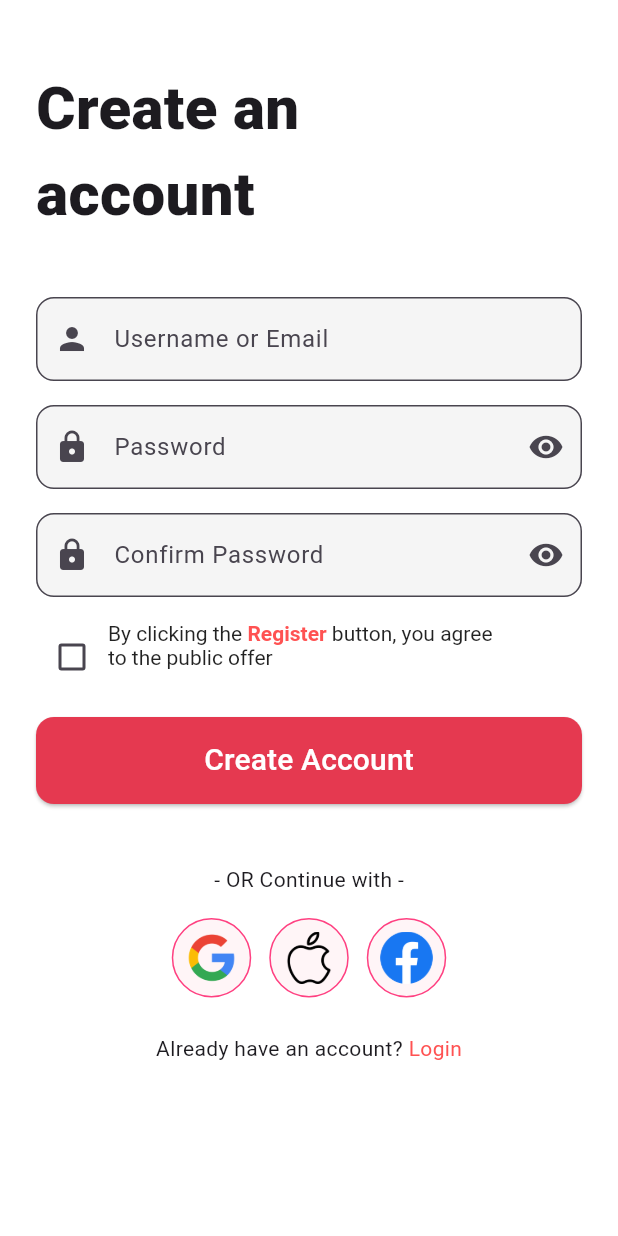
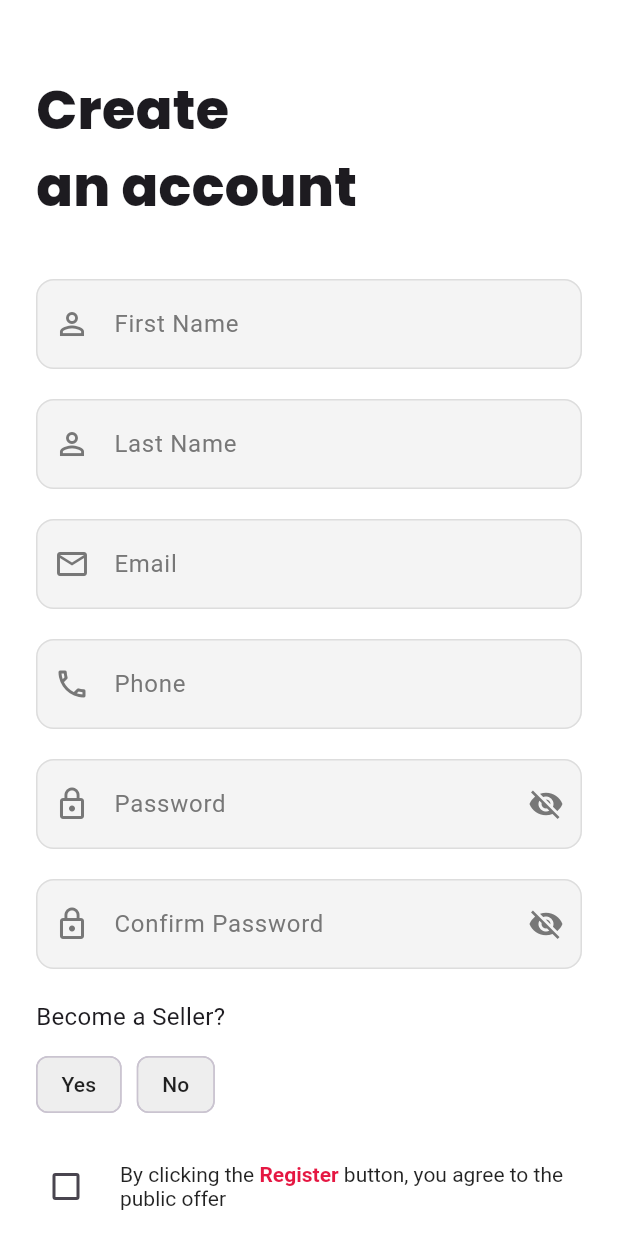
Before and after one commit to raniakolshy/KOLSHY_APP_RANIA, a Flutter app: the RegisterScreen screen opened directly, on a phone screen of 412 x 824 dp. Run offline on Flutter 3.47's test engine with Material 3 defaults, Android fonts, the phone set to English and light mode, and no system bars; our stand-ins replace google_fonts.

Commit message:
kamalt routing

```diff
--- a/lib/main.dart
+++ b/lib/main.dart
@@ -37,7 +37,7 @@ class MyApp extends StatelessWidget {
       title: 'Kolshy App',
       debugShowCheckedModeBanner: false,
       theme: AppTheme.lightTheme,
-      home: const LanguageScreen(),
+      home: const RegisterScreen(),
     );
   }
 }
--- a/lib/presentation/auth/register/register_screen.dart
+++ b/lib/presentation/auth/register/register_screen.dart
@@ -1,6 +1,13 @@
 import 'package:flutter/material.dart';
+import 'package:google_fonts/google_fonts.dart';
+
 import 'package:kolshy_app/presentation/shared/home/home_screen.dart';
 import '../login/login_screen.dart';
+
+const Color primaryPink = Color(0xFFE51742);
+const Color inputFill = Color(0xFFF4F4F4);
+const Color lightBorder = Color(0xFFDDDDDD);
+const Color greyText = Color(0xFF777777);
 
 class RegisterScreen extends StatefulWidget {
   const RegisterScreen({super.key});
@@ -10,13 +17,47 @@ class RegisterScreen extends StatefulWidget {
 }
 
 class _RegisterScreenState extends State<RegisterScreen> {
+  final _firstNameController = TextEditingController();
+  final _lastNameController = TextEditingController();
+  final _emailController = TextEditingController();
+  final _phoneController = TextEditingController();
+  final _passwordController = TextEditingController();
+  final _confirmPasswordController = TextEditingController();
+
   bool _isChecked = false;
+  bool _newsletter = false;
+  bool _remoteAssist = false;
   bool _obscurePassword = true;
-  bool _obscureConfirmPassword = true;
+  bool _obscureConfirm = true;
+  String _sellerChoice = '';
 
-  final TextEditingController _usernameController = TextEditingController();
-  final TextEditingController _passwordController = TextEditingController();
-  final TextEditingController _confirmPasswordController = TextEditingController();
+  void _showMessage(String msg, {bool isError = true}) {
+    ScaffoldMessenger.of(context).showSnackBar(
+      SnackBar(
+        content: Text(msg),
+        backgroundColor: isError ? Colors.red : Colors.green,
+      ),
+    );
+  }
+
+  void _onRegister() {
+    if (!_isChecked) {
+      _showMessage('You must accept the public offer');
+      return;
+    }
+
+    if (_passwordController.text != _confirmPasswordController.text) {
+      _showMessage('Passwords do not match');
+      return;
+    }
+
+    _showMessage('Account created successfully!', isError: false);
+
+    Navigator.pushReplacement(
+      context,
+      MaterialPageRoute(builder: (_) => const HomeScreen()),
+    );
+  }
 
   @override
   Widget build(BuildContext context) {
@@ -24,185 +65,180 @@ class _RegisterScreenState extends State<RegisterScreen> {
       backgroundColor: Colors.white,
       body: SafeArea(
         child: SingleChildScrollView(
-          padding: const EdgeInsets.all(24),
+          padding: const EdgeInsets.symmetric(horizontal: 24, vertical: 32),
           child: Column(
             crossAxisAlignment: CrossAxisAlignment.start,
             children: [
+              const SizedBox(height: 16),
+              Text('Create\nan account',
+                  style: GoogleFonts.poppins(
+                    fontSize: 36,
+                    fontWeight: FontWeight.w800,
+                  )),
+              const SizedBox(height: 36),
+
+              _CustomInput(
+                controller: _firstNameController,
+                hintText: 'First Name',
+                icon: Icons.person_outline,
+              ),
               const SizedBox(height: 20),
-              const Text(
-                'Create an\naccount',
-                style: TextStyle(
-                  fontSize: 40,
-                  fontWeight: FontWeight.w900,
-                ),
+
+              _CustomInput(
+                controller: _lastNameController,
+                hintText: 'Last Name',
+                icon: Icons.person_outline,
               ),
-              const SizedBox(height: 40),
+              const SizedBox(height: 20),
 
-              // Username or Email Field
-              TextField(
-                controller: _usernameController,
-                decoration: InputDecoration(
-                  hintText: 'Username or Email',
-                  prefixIcon: const Icon(Icons.person),
-                  filled: true,
-                  fillColor: Colors.grey[100],
-                  border: OutlineInputBorder(
-                    borderRadius: BorderRadius.circular(12),
-                    borderSide: const BorderSide(color: Colors.grey, width: 0.1),
-                  ),
-                ),
+              _CustomInput(
+                controller: _emailController,
+                hintText: 'Email',
+                icon: Icons.email_outlined,
+                keyboardType: TextInputType.emailAddress,
               ),
-              const SizedBox(height: 16),
+              const SizedBox(height: 20),
 
-              // Password Field
-              TextField(
+              _CustomInput(
+                controller: _phoneController,
+                hintText: 'Phone',
+                icon: Icons.phone_outlined,
+                keyboardType: TextInputType.phone,
+              ),
+              const SizedBox(height: 20),
+
+              _CustomInput(
                 controller: _passwordController,
+                hintText: 'Password',
+                icon: Icons.lock_outline,
+                isPassword: true,
                 obscureText: _obscurePassword,
-                decoration: InputDecoration(
-                  hintText: 'Password',
-                  prefixIcon: const Icon(Icons.lock),
-                  suffixIcon: IconButton(
-                    icon: Icon(_obscurePassword ? Icons.visibility : Icons.visibility_off),
-                    onPressed: () {
-                      setState(() {
-                        _obscurePassword = !_obscurePassword;
-                      });
-                    },
-                  ),
-                  filled: true,
-                  fillColor: Colors.grey[100],
-                  border: OutlineInputBorder(
-                    borderRadius: BorderRadius.circular(12),
-                    borderSide: const BorderSide(color: Colors.grey, width: 0.1),
-                  ),
-                ),
+                toggleVisibility: () {
+                  setState(() => _obscurePassword = !_obscurePassword);
+                },
               ),
-              const SizedBox(height: 16),
+              const SizedBox(height: 20),
 
-              // Confirm Password Field
-              TextField(
+              _CustomInput(
                 controller: _confirmPasswordController,
-                obscureText: _obscureConfirmPassword,
-                decoration: InputDecoration(
-                  hintText: 'Confirm Password',
-                  prefixIcon: const Icon(Icons.lock),
-                  suffixIcon: IconButton(
-                    icon: Icon(_obscureConfirmPassword ? Icons.visibility : Icons.visibility_off),
-                    onPressed: () {
-                      setState(() {
-                        _obscureConfirmPassword = !_obscureConfirmPassword;
-                      });
-                    },
-                  ),
-                  filled: true,
-                  fillColor: Colors.grey[100],
-                  border: OutlineInputBorder(
-                    borderRadius: BorderRadius.circular(12),
-                    borderSide: const BorderSide(color: Colors.grey, width: 0.1),
-                  ),
-                ),
+                hintText: 'Confirm Password',
+                icon: Icons.lock_outline,
+                isPassword: true,
+                obscureText: _obscureConfirm,
+                toggleVisibility: () {
+                  setState(() => _obscureConfirm = !_obscureConfirm);
+                },
               ),
-              const SizedBox(height: 16),
+              const SizedBox(height: 20),
 
-              // Checkbox and legal text
+              // Become a Seller section
+              const Text("Become a Seller?", style: TextStyle(fontSize: 16)),
+              const SizedBox(height: 10),
               Row(
-                crossAxisAlignment: CrossAxisAlignment.start,
                 children: [
-                  Checkbox(
-                    value: _isChecked,
-                    onChanged: (value) {
-                      setState(() {
-                        _isChecked = value!;
-                      });
-                    },
-                    activeColor: Colors.redAccent,
-                  ),
-                  Expanded(
-                    child: RichText(
-                      text: TextSpan(
-                        style: const TextStyle(color: Colors.black87),
-                        children: [
-                          const TextSpan(text: 'By clicking the '),
-                          TextSpan(
-                            text: 'Register',
-                            style: const TextStyle(
-                              color: Colors.redAccent,
-                              fontWeight: FontWeight.bold,
-                            ),
-                          ),
-                          const TextSpan(text: ' button, you agree\nto the public offer'),
-                        ],
-                      ),
-                    ),
-                  ),
+                  _buildChoiceChip("Yes"),
+                  const SizedBox(width: 10),
+                  _buildChoiceChip("No"),
                 ],
               ),
               const SizedBox(height: 16),
 
-              // Create Account Button
+              // Checkboxes
+              CheckboxListTile(
+                contentPadding: EdgeInsets.zero,
+                controlAffinity: ListTileControlAffinity.leading,
+                activeColor: primaryPink,
+                value: _isChecked,
+                onChanged: (v) => setState(() => _isChecked = v ?? false),
+                title: RichText(
+                  text: const TextSpan(
+                    style: TextStyle(color: Colors.black87),
+                    children: [
+                      TextSpan(text: 'By clicking the '),
+                      TextSpan(
+                        text: 'Register',
+                        style: TextStyle(
+                          color: primaryPink,
+                          fontWeight: FontWeight.bold,
+                        ),
+                      ),
+                      TextSpan(text: ' button, you agree to the public offer'),
+                    ],
+                  ),
+                ),
+              ),
+
+              CheckboxListTile(
+                title: const Text('Sign up for newsletter'),
+                value: _newsletter,
+                onChanged: (val) =>
+                    setState(() => _newsletter = val ?? false),
+                activeColor: primaryPink,
+                controlAffinity: ListTileControlAffinity.leading,
+                contentPadding: EdgeInsets.zero,
+              ),
+
+              CheckboxListTile(
+                title: const Text('Enable remote shopping help'),
+                value: _remoteAssist,
+                onChanged: (val) =>
+                    setState(() => _remoteAssist = val ?? false),
+                activeColor: primaryPink,
+                controlAffinity: ListTileControlAffinity.leading,
+                contentPadding: EdgeInsets.zero,
+              ),
+
+              const SizedBox(height: 16),
+
               SizedBox(
                 width: double.infinity,
-                height: 58,
+                height: 56,
                 child: ElevatedButton(
+                  onPressed: _onRegister,
                   style: ElevatedButton.styleFrom(
-                    backgroundColor: const Color(0xFFE53950),
+                    backgroundColor: primaryPink,
                     shape: RoundedRectangleBorder(
                       borderRadius: BorderRadius.circular(12),
                     ),
                   ),
-                  onPressed: () {
-                    if (!_isChecked) {
-                      ScaffoldMessenger.of(context).showSnackBar(
-                        const SnackBar(
-                          content: Text("You must accept the public offer to continue."),
-                          backgroundColor: Colors.redAccent,
-                        ),
-                      );
-                      return;
-                    }
-
-                    ScaffoldMessenger.of(context).showSnackBar(
-                      const SnackBar(
-                        content: Text("Account created successfully!"),
-                        backgroundColor: Colors.green,
-                      ),
-                    );
-
-                    Navigator.pushReplacement(
-                      context,
-                      MaterialPageRoute(builder: (_) => const HomeScreen()),
-                    );
-                  },
                   child: const Text(
                     'Create Account',
-                    style: TextStyle(fontSize: 20, color: Colors.white),
+                    style: TextStyle(color: Colors.white, fontSize: 18),
                   ),
                 ),
               ),
               const SizedBox(height: 40),
 
-              // Or continue with
-              const Center(child: Text('- OR Continue with -')),
-              const SizedBox(height: 16),
+              Row(
+                children: const [
+                  Expanded(child: Divider()),
+                  Padding(
+                    padding: EdgeInsets.symmetric(horizontal: 10),
+                    child: Text('- OR Continue with -',
+                        style: TextStyle(color: greyText)),
+                  ),
+                  Expanded(child: Divider()),
+                ],
+              ),
+              const SizedBox(height: 24),
 
-              // Social Buttons
               Row(
                 mainAxisAlignment: MainAxisAlignment.center,
                 children: const [
                   SocialButton(icon: 'assets/google.png'),
-                  SizedBox(width: 12),
+                  SizedBox(width: 20),
                   SocialButton(icon: 'assets/apple.png'),
-                  SizedBox(width: 12),
+                  SizedBox(width: 20),
                   SocialButton(icon: 'assets/facebook.png'),
                 ],
               ),
-              const SizedBox(height: 24),
+              const SizedBox(height: 32),
 
-              // Already have an account
               Row(
                 mainAxisAlignment: MainAxisAlignment.center,
                 children: [
-                  const Text("Already have an account? "),
+                  const Text('Already have an account? ',
+                      style: TextStyle(color: greyText)),
                   GestureDetector(
                     onTap: () {
                       Navigator.pushReplacement(
@@ -211,14 +247,89 @@ class _RegisterScreenState extends State<RegisterScreen> {
                       );
                     },
                     child: const Text(
-                      "Login",
-                      style: TextStyle(color: Colors.redAccent),
+                      'Login',
+                      style: TextStyle(
+                          color: primaryPink, fontWeight: FontWeight.w600),
                     ),
                   ),
                 ],
               ),
             ],
           ),
+        ),
+      ),
+    );
+  }
+
+  Widget _buildChoiceChip(String label) {
+    final selected = _sellerChoice == label;
+    return ChoiceChip(
+      label: Text(label),
+      selected: selected,
+      onSelected: (_) => setState(() => _sellerChoice = label),
+      selectedColor: primaryPink,
+      backgroundColor: Colors.grey.shade200,
+      labelStyle: TextStyle(
+        color: selected ? Colors.white : Colors.black87,
+        fontWeight: FontWeight.w500,
+      ),
+    );
+  }
+}
+
+class _CustomInput extends StatelessWidget {
+  final String hintText;
+  final IconData icon;
+  final TextEditingController controller;
+  final bool isPassword;
+  final bool obscureText;
+  final VoidCallback? toggleVisibility;
+  final TextInputType keyboardType;
+
+  const _CustomInput({
+    required this.hintText,
+    required this.icon,
+    required this.controller,
+    this.isPassword = false,
+    this.obscureText = false,
+    this.toggleVisibility,
+    this.keyboardType = TextInputType.text,
+  });
+
+  @override
+  Widget build(BuildContext context) {
+    return TextField(
+      controller: controller,
+      obscureText: isPassword ? obscureText : false,
+      keyboardType: keyboardType,
+      decoration: InputDecoration(
+        filled: true,
+        fillColor: inputFill,
+        hintText: hintText,
+        hintStyle: const TextStyle(color: greyText),
+        prefixIcon: Icon(icon, color: greyText),
+        suffixIcon: isPassword
+            ? IconButton(
+          icon: Icon(
+            obscureText ? Icons.visibility_off : Icons.visibility,
+            color: greyText,
+          ),
+          onPressed: toggleVisibility,
+        )
+            : null,
+        contentPadding:
+        const EdgeInsets.symmetric(vertical: 18, horizontal: 16),
+        border: OutlineInputBorder(
+          borderRadius: BorderRadius.circular(12),
+          borderSide: const BorderSide(color: lightBorder),
+        ),
+        enabledBorder: OutlineInputBorder(
+          borderRadius: BorderRadius.circular(12),
+          borderSide: const BorderSide(color: lightBorder),
+        ),
+        focusedBorder: OutlineInputBorder(
+          borderRadius: BorderRadius.circular(12),
+          borderSide: const BorderSide(color: primaryPink),
         ),
       ),
     );
@@ -232,17 +343,14 @@ class SocialButton extends StatelessWidget {
   @override
   Widget build(BuildContext context) {
     return Container(
-      padding: const EdgeInsets.all(8),
+      width: 56,
+      height: 56,
       decoration: BoxDecoration(
-        color: const Color(0xFFFFF5F7),
         shape: BoxShape.circle,
-        border: Border.all(color: Colors.pinkAccent, width: 1),
+        border: Border.all(color: primaryPink, width: 1.5),
       ),
-      child: Image.asset(
-        icon,
-        width: 35,
-        height: 35,
-      ),
+      padding: const EdgeInsets.all(12),
+      child: Image.asset(icon, fit: BoxFit.contain),
     );
   }
 }
```
